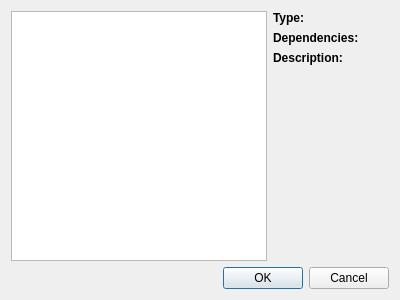
The window that src/pluginswindow.ui (opencor/opencor) describes before a commit, drawn with Qt 5.
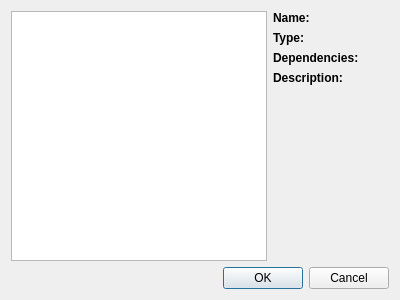
The same window after the commit.

Commit message: Minor improvement to the plugins window.

What changed in the file:
```diff
--- a/src/pluginswindow.ui
+++ b/src/pluginswindow.ui
@@ -30,7 +30,7 @@
          <property name="fieldGrowthPolicy">
           <enum>QFormLayout::AllNonFixedFieldsGrow</enum>
          </property>
-         <item row="0" column="0">
+         <item row="1" column="0">
           <widget class="QLabel" name="typeLabel">
            <property name="font">
             <font>
@@ -43,14 +43,14 @@
            </property>
           </widget>
          </item>
-         <item row="0" column="1">
+         <item row="1" column="1">
           <widget class="QLabel" name="typeValue">
            <property name="text">
             <string/>
            </property>
           </widget>
          </item>
-         <item row="2" column="0">
+         <item row="3" column="0">
           <widget class="QLabel" name="dependenciesLabel">
            <property name="font">
             <font>
@@ -66,14 +66,14 @@
            </property>
           </widget>
          </item>
-         <item row="2" column="1">
+         <item row="3" column="1">
           <widget class="QLabel" name="dependenciesValue">
            <property name="text">
             <string/>
            </property>
           </widget>
          </item>
-         <item row="3" column="0">
+         <item row="4" column="0">
           <widget class="QLabel" name="descriptionLabel">
            <property name="font">
             <font>
@@ -89,7 +89,7 @@
            </property>
           </widget>
          </item>
-         <item row="3" column="1">
+         <item row="4" column="1">
           <widget class="QLabel" name="descriptionValue">
            <property name="text">
             <string/>
@@ -99,6 +99,26 @@
            </property>
           </widget>
          </item>
+         <item row="0" column="0">
+          <widget class="QLabel" name="nameLabel">
+           <property name="font">
+            <font>
+             <weight>75</weight>
+             <bold>true</bold>
+            </font>
+           </property>
+           <property name="text">
+            <string>Name:</string>
+           </property>
+          </widget>
+         </item>
+         <item row="0" column="1">
+          <widget class="QLabel" name="nameValue">
+           <property name="text">
+            <string/>
+           </property>
+          </widget>
+         </item>
         </layout>
        </item>
        <item>
```
The commit also changes 2 other files.
